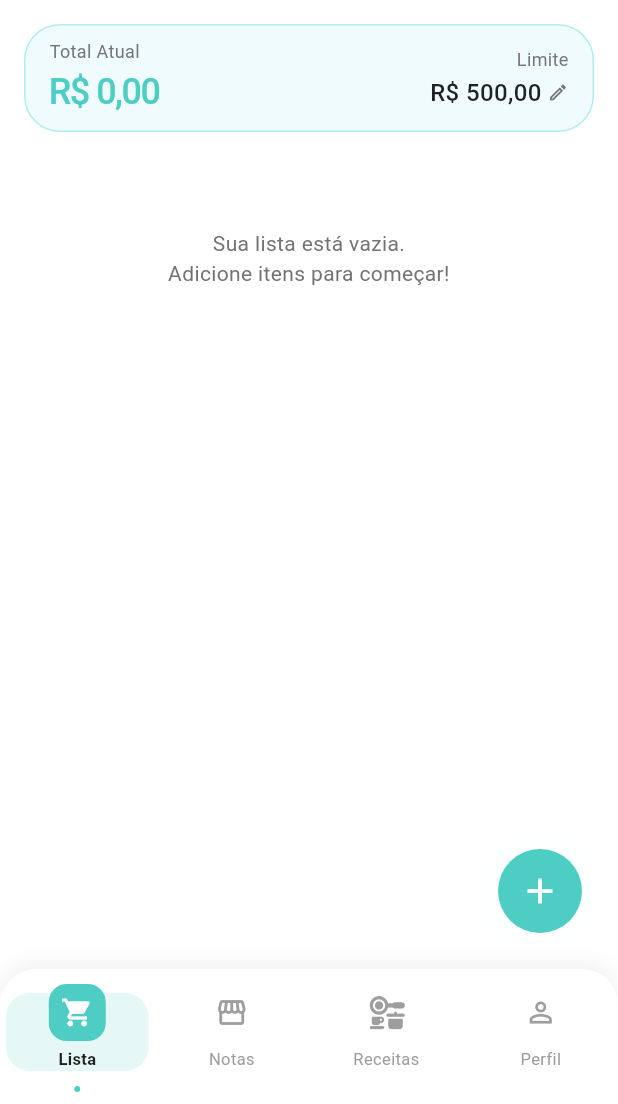
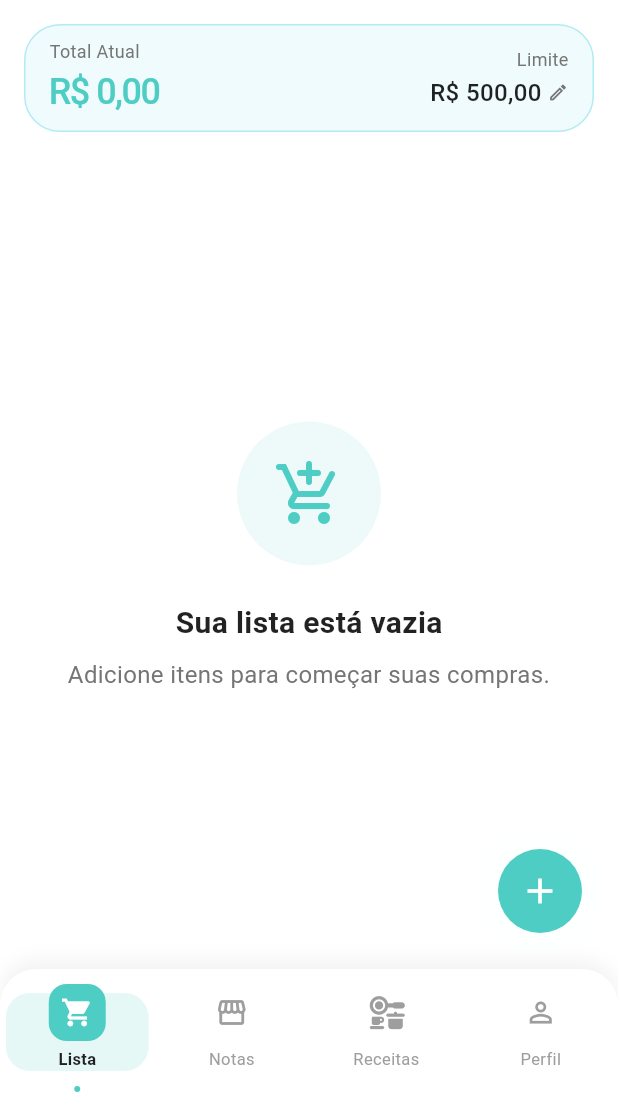
Before and after one commit to bcabreu/smart_market_list, a Flutter app: the screen it shows after launch, on a phone screen of 412 x 824 dp, the part 132-1236 px from its top. Run offline on Flutter 3.47's test engine with Material 3 defaults, Android fonts, the phone set to English and light mode, and no system bars; our stand-ins replace cached_network_image, flutter_riverpod, font_awesome_flutter, hive, hive_flutter, image_picker and 3 more; accounts and stored records are empty.

Commit message:
feat: implement empty list state UI

```diff
--- a/lib/ui/screens/smart_list/smart_list_screen.dart
+++ b/lib/ui/screens/smart_list/smart_list_screen.dart
@@ -35,21 +35,51 @@ class SmartListScreen extends ConsumerWidget {
             SmartListHeader(list: currentList),
             BudgetInfoCard(list: currentList),
             Expanded(
-              child: ListView(
+              child: (uncheckedItems.isEmpty && checkedItems.isEmpty)
+                  ? Center(
+                      child: Column(
+                        mainAxisAlignment: MainAxisAlignment.center,
+                        children: [
+                          Container(
+                            padding: const EdgeInsets.all(24),
+                            decoration: BoxDecoration(
+                              color: AppColors.primary.withOpacity(0.1),
+                              shape: BoxShape.circle,
+                            ),
+                            child: const Icon(
+                              Icons.add_shopping_cart_rounded,
+                              size: 48,
+                              color: AppColors.primary,
+                            ),
+                          ),
+                          const SizedBox(height: 24),
+                          Text(
+                            'Sua lista está vazia',
+                            style: TextStyle(
+                              fontSize: 20,
+                              fontWeight: FontWeight.bold,
+                              color: Theme.of(context).brightness == Brightness.dark
+                                  ? Colors.white
+                                  : Colors.black87,
+                            ),
+                          ),
+                          const SizedBox(height: 8),
+                          Text(
+                            'Adicione itens para começar suas compras.',
+                            textAlign: TextAlign.center,
+                            style: TextStyle(
+                              fontSize: 16,
+                              color: Theme.of(context).brightness == Brightness.dark
+                                  ? Colors.grey[400]
+                                  : Colors.grey[600],
+                            ),
+                          ),
+                        ],
+                      ),
+                    )
+                  : ListView(
                       padding: const EdgeInsets.all(16),
                       children: [
-                  if (uncheckedItems.isEmpty && checkedItems.isEmpty)
-                    const Center(
-                      child: Padding(
-                        padding: EdgeInsets.only(top: 40),
-                        child: Text(
-                          'Sua lista está vazia.\nAdicione itens para começar!',
-                          textAlign: TextAlign.center,
-                          style: TextStyle(color: AppColors.mutedForeground),
-                        ),
-                      ),
-                    ),
-
                         // Grouped Unchecked Items
                         ..._buildGroupedItems(context, uncheckedItems, service, currentList.id),
 
```
Lines whose indentation alone changed are shown as unchanged.
